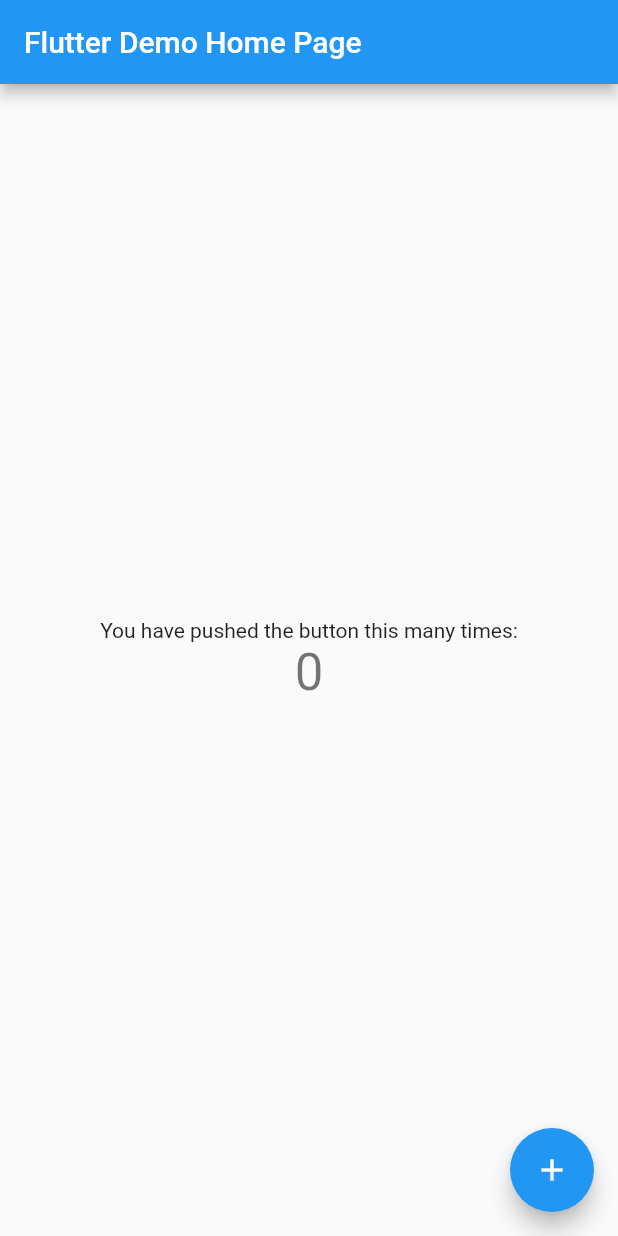
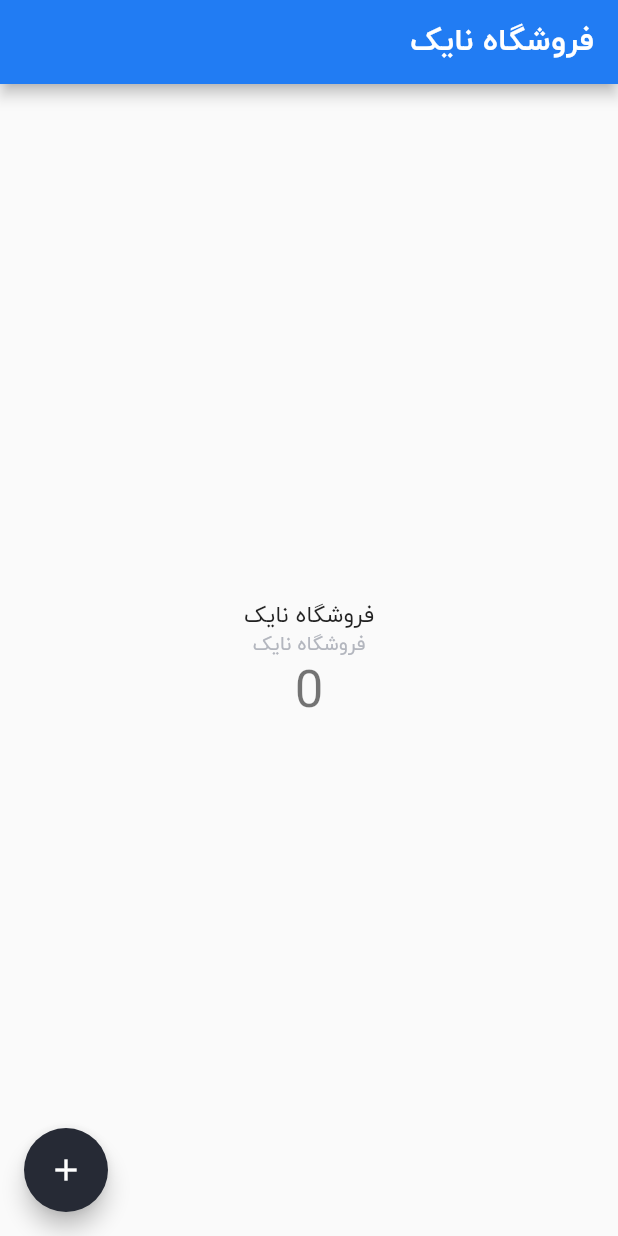
Before and after one commit to amin-khademi/shop, a Flutter app: the screen it shows after launch, on a phone screen of 412 x 824 dp. Run offline on Flutter 3.47's test engine with Material 2 defaults, Android fonts, the phone set to English and light mode, and no system bars.

Commit message:
fonts and directionality and color

```diff
--- a/lib/main.dart
+++ b/lib/main.dart
@@ -1,4 +1,6 @@
 import 'package:flutter/material.dart';
+import 'package:flutter_localizations/flutter_localizations.dart';
+import 'package:nike_shop_project/theme.dart';
 
 void main() {
   runApp(const MyApp());
@@ -10,9 +12,29 @@
   // This widget is the root of your application.
   @override
   Widget build(BuildContext context) {
+    const defaultTextStyle = TextStyle(fontFamily: "IranYekan");
     return MaterialApp(
+      debugShowCheckedModeBanner: false,
+      localizationsDelegates: const [
+        GlobalMaterialLocalizations.delegate,
+        GlobalWidgetsLocalizations.delegate,
+        GlobalCupertinoLocalizations.delegate,
+      ],
+      supportedLocales: const [
+        Locale('fa'), // farsi
+      ],
       title: 'Flutter Demo',
       theme: ThemeData(
+        textTheme: TextTheme(
+          bodyMedium: defaultTextStyle,
+          titleLarge: defaultTextStyle.copyWith(fontWeight: FontWeight.bold),
+          bodySmall:
+              defaultTextStyle.apply(color: LightThemeColor.secondaryTextColor),
+        ),
+        colorScheme: const ColorScheme.light(
+            primary: LightThemeColor.primaryColor,
+            secondary: LightThemeColor.secondaryColor,
+            onSecondary: Colors.white),
         // This is the theme of your application.
         //
         // Try running your application with "flutter run". You'll see the
@@ -24,7 +46,7 @@
         // is not restarted.
         primarySwatch: Colors.blue,
       ),
-      home: const MyHomePage(title: 'Flutter Demo Home Page'),
+      home: const MyHomePage(title: "فروشگاه نایک"),
     );
   }
 }
@@ -96,7 +118,11 @@
           mainAxisAlignment: MainAxisAlignment.center,
           children: <Widget>[
             const Text(
-              'You have pushed the button this many times:',
+              'فروشگاه نایک',
+            ),
+            Text(
+              'فروشگاه نایک',
+              style: Theme.of(context).textTheme.caption,
             ),
             Text(
               '$_counter',
--- /dev/null
+++ b/lib/theme.dart
@@ -0,0 +1,8 @@
+import 'package:flutter/material.dart';
+
+class LightThemeColor {
+  static const primaryColor = Color(0xff217CF3);
+  static const secondaryColor = Color(0xff262A35);
+  static const primaryTextColor = Color(0xff262A35);
+  static const secondaryTextColor = Color(0xffB3B6BE);
+}
```
Also changed, not shown: pubspec.yaml (+8 -6 lines), assets/fonts/Bold.ttf (added), assets/fonts/Regular.ttf (added), pubspec.lock.
